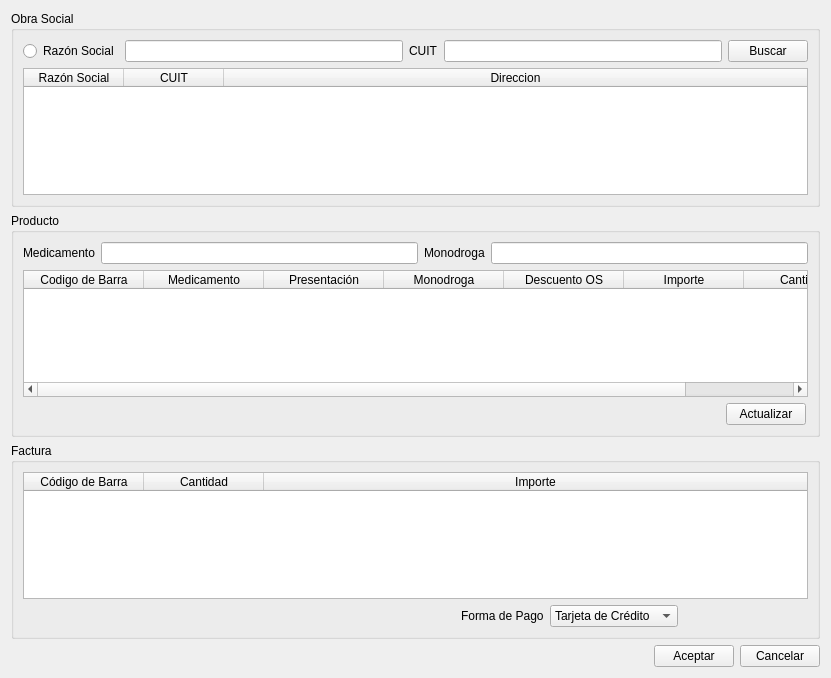
First picture: the form in ventanas/vtnVentaContado.ui, repository leaLuque/FarmaciaCrisol, before the edit.
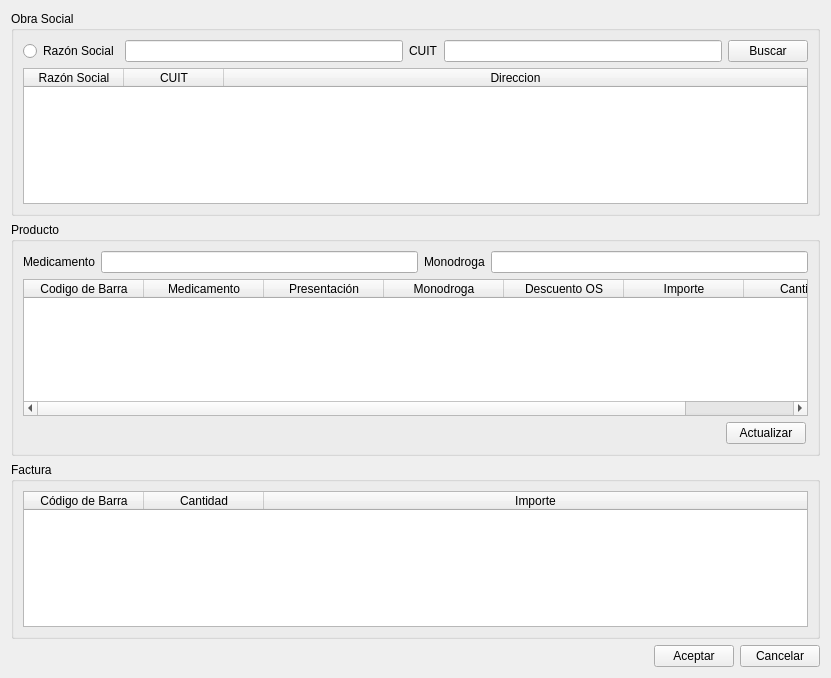
Second picture: the form after the edit.

Commit message: Arreglos a Venta Contado

Diff of the .ui file:
```diff
--- a/ventanas/vtnVentaContado.ui
+++ b/ventanas/vtnVentaContado.ui
@@ -231,7 +231,7 @@
      <layout class="QVBoxLayout" name="verticalLayout_6">
       <item>
        <layout class="QGridLayout" name="gridLayout_6">
-        <item row="0" column="0" colspan="3">
+        <item row="0" column="0" colspan="2">
          <widget class="QTableWidget" name="tableFactura">
           <property name="editTriggers">
            <set>QAbstractItemView::NoEditTriggers</set>
@@ -280,37 +280,6 @@
           </column>
          </widget>
         </item>
-        <item row="1" column="2" alignment="Qt::AlignLeft">
-         <widget class="QComboBox" name="cboPago">
-          <item>
-           <property name="text">
-            <string>Tarjeta de Crédito</string>
-           </property>
-          </item>
-          <item>
-           <property name="text">
-            <string>Tarjeta de Débito</string>
-           </property>
-          </item>
-          <item>
-           <property name="text">
-            <string>Efectivo</string>
-           </property>
-          </item>
-          <item>
-           <property name="text">
-            <string>Nota de Crédito</string>
-           </property>
-          </item>
-         </widget>
-        </item>
-        <item row="1" column="1" alignment="Qt::AlignRight">
-         <widget class="QLabel" name="label_10">
-          <property name="text">
-           <string>Forma de Pago</string>
-          </property>
-         </widget>
-        </item>
        </layout>
       </item>
      </layout>
```
The commit also changes 14 other files.
